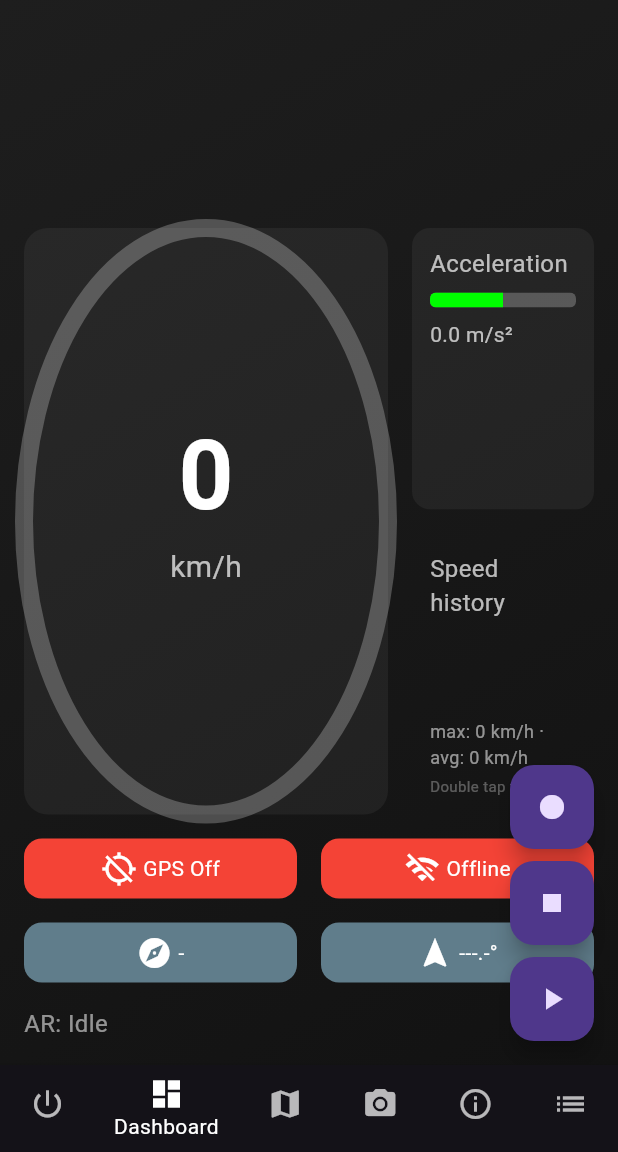
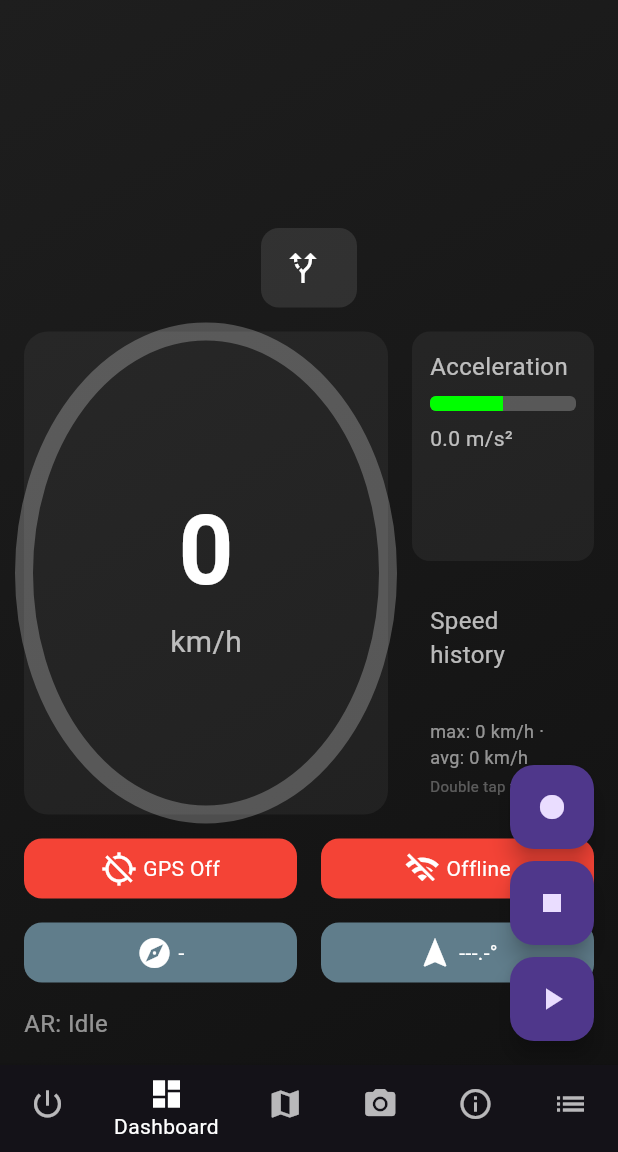
Before and after one commit to Reins981/Speedcamwarner_Dart, a Flutter app: the screen it shows after launch, item 2 of the bottom bar chosen, on a phone screen of 412 x 824 dp, the part 84-1236 px from its top. Run offline on Flutter 3.47's test engine with Material 3 defaults, Android fonts, the phone set to English and light mode, and no system bars; our stand-ins replace audioplayers, camera, flutter_map, flutter_tts, geolocator, googleapis_auth and 1 more; missing offline and left inert: dialog_flowtter, flutter_map_marker_popup, google_mlkit_commons, google_mlkit_face_detection, google_mlkit_object_detection, googleapis and 2 more.

Commit message:
feat: display current road name

```diff
--- a/lib/ui/dashboard.dart
+++ b/lib/ui/dashboard.dart
@@ -43,6 +43,7 @@ class _DashboardPageState extends State<DashboardPage> {
   String? _speedCamIcon;
   double? _speedCamDistance;
   String? _cameraRoad;
+  int? _cameraColorValue;
   int? _maxSpeed;
   bool _gpsOn = false;
   bool _online = false;
@@ -94,6 +95,7 @@ class _DashboardPageState extends State<DashboardPage> {
       _maxSpeed = _calculator!.maxspeedNotifier.value;
       _gpsOn = _calculator!.gpsStatusNotifier.value;
       _online = _calculator!.onlineStatusNotifier.value;
+      _cameraColorValue = _calculator!.colorNotifier.value;
       _calculator!.currentSpeedNotifier.addListener(_updateFromCalculator);
       _calculator!.roadNameNotifier.addListener(_updateFromCalculator);
       _controller!.overspeedChecker.difference.addListener(_updateFromCalculator);
@@ -103,6 +105,7 @@ class _DashboardPageState extends State<DashboardPage> {
       _calculator!.maxspeedNotifier.addListener(_updateFromCalculator);
       _calculator!.gpsStatusNotifier.addListener(_updateFromCalculator);
       _calculator!.onlineStatusNotifier.addListener(_updateFromCalculator);
+      _calculator!.colorNotifier.addListener(_updateFromCalculator);
       _cameraSub = _calculator!.cameras.listen(_onCamera);
     }
 
@@ -154,6 +157,7 @@ class _DashboardPageState extends State<DashboardPage> {
       _maxSpeed = _calculator!.maxspeedNotifier.value;
       _gpsOn = _calculator!.gpsStatusNotifier.value;
       _online = _calculator!.onlineStatusNotifier.value;
+      _cameraColorValue = _calculator!.colorNotifier.value;
       _speedHistory.add(_speed);
       if (_speedHistory.length > 30) _speedHistory.removeAt(0);
       // Smooth the acceleration bar by easing toward the new acceleration
@@ -162,6 +166,13 @@ class _DashboardPageState extends State<DashboardPage> {
       _acceleration = ui.lerpDouble(_acceleration, targetAcceleration, 0.2)!;
       _lastSpeed = _speed;
     });
+  }
+
+  Color _cameraColor() {
+    final step = (_cameraColorValue ?? 1).clamp(1, 2);
+    final t = (step - 1) / 1;
+    final hue = ui.lerpDouble(60, 0, t)!;
+    return HSVColor.fromAHSV(1.0, hue, 1.0, 1.0).toColor();
   }
 
   void _clearCameraInfo() {
@@ -241,6 +252,7 @@ class _DashboardPageState extends State<DashboardPage> {
       _calculator!.maxspeedNotifier.removeListener(_updateFromCalculator);
       _calculator!.gpsStatusNotifier.removeListener(_updateFromCalculator);
       _calculator!.onlineStatusNotifier.removeListener(_updateFromCalculator);
+      _calculator!.colorNotifier.removeListener(_updateFromCalculator);
       _cameraSub?.cancel();
     }
     _arNotifier?.removeListener(_updateArStatus);
@@ -282,6 +294,8 @@ class _DashboardPageState extends State<DashboardPage> {
                 child: _buildCameraInfo(),
               ),
             ),
+            const SizedBox(height: 16),
+            Center(child: _buildRoadNameWidget()),
             const SizedBox(height: 16),
             Expanded(
               child: Row(
@@ -343,11 +357,12 @@ class _DashboardPageState extends State<DashboardPage> {
     if (_speedCamWarning == null && _activeCamera == null) {
       return const SizedBox.shrink();
     }
+    final color = _cameraColor();
     return Container(
       decoration: BoxDecoration(
         borderRadius: BorderRadius.circular(12),
-        gradient: const LinearGradient(
-          colors: [Color(0xFFD32F2F), Color(0xFFFFA000)],
+        gradient: LinearGradient(
+          colors: [Colors.yellow, color],
           begin: Alignment.topLeft,
           end: Alignment.bottomRight,
         ),
@@ -544,11 +559,6 @@ class _DashboardPageState extends State<DashboardPage> {
                       fontWeight: FontWeight.bold)),
               const Text('km/h',
                   style: TextStyle(color: Colors.white70, fontSize: 20)),
-              const SizedBox(height: 8),
-              Text(_roadName,
-                  textAlign: TextAlign.center,
-                  style:
-                      const TextStyle(color: Colors.white70, fontSize: 16)),
               if (_maxSpeed != null) ...[
                 const SizedBox(height: 8),
                 _buildMaxSpeedWidget(),
@@ -556,6 +566,35 @@ class _DashboardPageState extends State<DashboardPage> {
               if (_overspeedDiff != null)
                 OverspeedIndicator(diff: _overspeedDiff!),
             ],
+          ),
+        ],
+      ),
+    );
+  }
+
+  Widget _buildRoadNameWidget() {
+    return Container(
+      padding: const EdgeInsets.symmetric(horizontal: 16, vertical: 12),
+      decoration: BoxDecoration(
+        color: Colors.white.withOpacity(0.1),
+        borderRadius: BorderRadius.circular(12),
+      ),
+      child: Row(
+        mainAxisSize: MainAxisSize.min,
+        mainAxisAlignment: MainAxisAlignment.center,
+        children: [
+          const Icon(Icons.alt_route, color: Colors.white),
+          const SizedBox(width: 8),
+          Flexible(
+            child: Text(
+              _roadName,
+              style: const TextStyle(
+                  color: Colors.white,
+                  fontSize: 20,
+                  fontWeight: FontWeight.w600),
+              overflow: TextOverflow.ellipsis,
+              textAlign: TextAlign.center,
+            ),
           ),
         ],
       ),
@@ -629,14 +668,14 @@ class _DashboardPageState extends State<DashboardPage> {
   Widget _buildDistanceProgress() {
     if (_speedCamDistance == null) return const SizedBox.shrink();
     final capped = _speedCamDistance!.clamp(0, 1000);
+    final color = _cameraColor();
     return Column(
       crossAxisAlignment: CrossAxisAlignment.start,
       children: [
         LinearProgressIndicator(
           value: (1000 - capped) / 1000,
           backgroundColor: Colors.white24,
-          valueColor:
-              const AlwaysStoppedAnimation<Color>(Colors.orange),
+          valueColor: AlwaysStoppedAnimation<Color>(color),
         ),
         const SizedBox(height: 4),
         Text(
```
